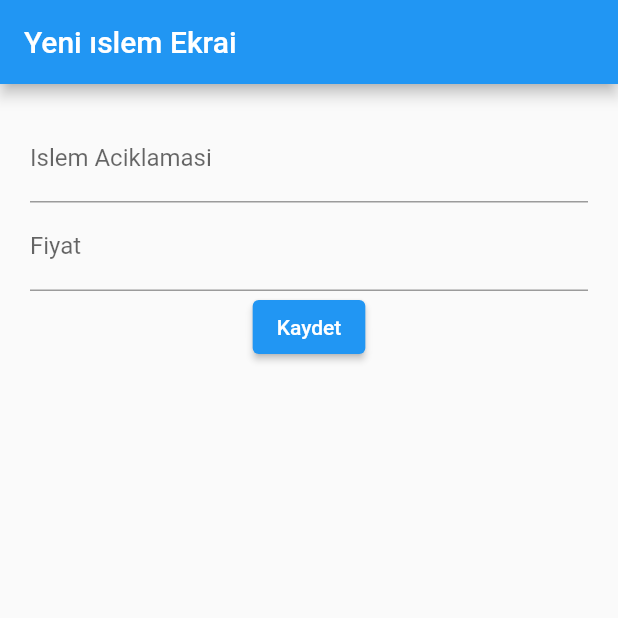
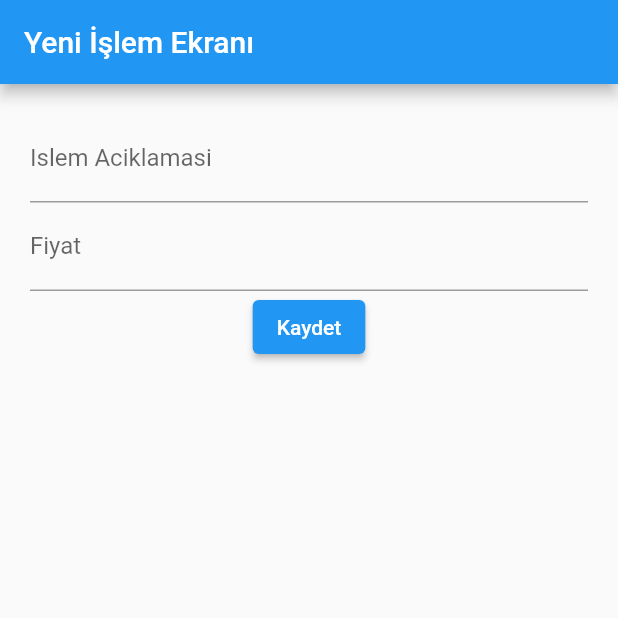
Before and after one commit to selmanterzioglu/gelir-gider-takip-mobil-uygulama, a Flutter app: the AccountProcessAdd screen opened directly with empty values, after a tap on "Kaydet", on a phone screen of 412 x 824 dp, the top half of it. Run offline on Flutter 3.47's test engine with Material 2 defaults, Android fonts, the light colour scheme and no system bars.

Commit message:
added calculator function and fixed appbar text

```diff
--- a/lib/progress_add.dart
+++ b/lib/progress_add.dart
@@ -1,11 +1,9 @@
 import 'package:flutter/material.dart';
-
 import 'account.dart';
 
 class AccountProcessAdd extends StatefulWidget {
-
-  List<Account> accountProcess = [];
-  AccountProcessAdd(this.accountProcess);
+  List<Account> accountProcessList = [];
+  AccountProcessAdd(this.accountProcessList);
 
   @override
   State<StatefulWidget> createState() {
@@ -15,12 +13,14 @@ class AccountProcessAdd extends StatefulWidget {
 
 class _AccountProcessAddState extends State<AccountProcessAdd> {
   var formKey = GlobalKey<FormState>();
-  var lastProcess = Account(0,"",0.0);
+  var lastProcess = Account(0, "", 0.0);
 
   @override
   Widget build(BuildContext context) {
     return Scaffold(
-      appBar: AppBar(title: Text("Yeni ıslem Ekrai"),),
+      appBar: AppBar(
+        title: Text("Yeni İşlem Ekranı"),
+      ),
       body: Container(
         margin: EdgeInsets.all(20.0),
         child: Form(
@@ -37,35 +37,37 @@ class _AccountProcessAddState extends State<AccountProcessAdd> {
     );
   }
 
-  buildDescriptionField(){
+  buildDescriptionField() {
     return TextFormField(
       decoration: InputDecoration(
-          labelText: "Islem Aciklamasi",
-          hintText: "Kira Odemesi vb.",
+        labelText: "Islem Aciklamasi",
+        hintText: "Kira Odemesi vb.",
       ),
-      onSaved: (String? value){
+      onSaved: (String? value) {
         lastProcess.description = value!;
       },
     );
   }
-  buildCostField(){
+
+  buildCostField() {
     return TextFormField(
       decoration: InputDecoration(
-          labelText: "Fiyat",
-          hintText: "Ornek: '100' vb.",
+        labelText: "Fiyat",
+        hintText: "Ornek: '100' vb.",
       ),
-      onSaved: (String? value){
+      onSaved: (String? value) {
         lastProcess.cost = double.parse(value!);
       },
     );
   }
 
-  Widget buildSubmitButton(){
+  Widget buildSubmitButton() {
     return ElevatedButton(
       child: Text("Kaydet"),
-      onPressed: (){
+      onPressed: () {
+        lastProcess.id = widget.accountProcessList.length;
         formKey.currentState?.save();
-        widget.accountProcess.add(lastProcess);
+        widget.accountProcessList.add(lastProcess);
         Navigator.pop(context);
       },
     );
--- a/lib/progress_delete.dart
+++ b/lib/progress_delete.dart
@@ -5,8 +5,7 @@ import 'account.dart';
 class AccountProcessDelete extends StatefulWidget {
   List<Account> accountProcessList = [];
   Account selectedProcess = Account(0, "", 0.0);
-
-  AccountProcessDelete(this.accountProcessList,  this.selectedProcess);
+  AccountProcessDelete(this.accountProcessList, this.selectedProcess);
 
   @override
   State<StatefulWidget> createState() {
@@ -23,10 +22,9 @@ class _AccountProcessDeleteState extends State<AccountProcessDelete> {
 
   @override
   Widget build(BuildContext context) {
-
     return Scaffold(
       appBar: AppBar(
-          title: Text("Yeni ıslem Ekrai"),
+        title: Text("İşlem Silme Ekranı"),
       ),
       body: Column(
         children: <Widget>[
@@ -39,7 +37,6 @@ class _AccountProcessDeleteState extends State<AccountProcessDelete> {
         ],
       ),
     );
-
   }
 
   Widget buildDeleteButton() {
--- a/lib/progress_update.dart
+++ b/lib/progress_update.dart
@@ -25,7 +25,7 @@ class _AccountProcessUpdateState extends State<AccountProcessUpdate> {
   @override
   Widget build(BuildContext context) {
     return Scaffold(
-      appBar: AppBar(title: Text("Islem Guncelleme Ekrai"),),
+      appBar: AppBar(title: Text("İşlem Güncelleme Ekranı"),),
       body: Container(
         margin: EdgeInsets.all(20.0),
         child: SingleChildScrollView(
```
Also changed, not shown: lib/main.dart (+12 -4 lines). Lines whose indentation alone changed are shown as unchanged.
